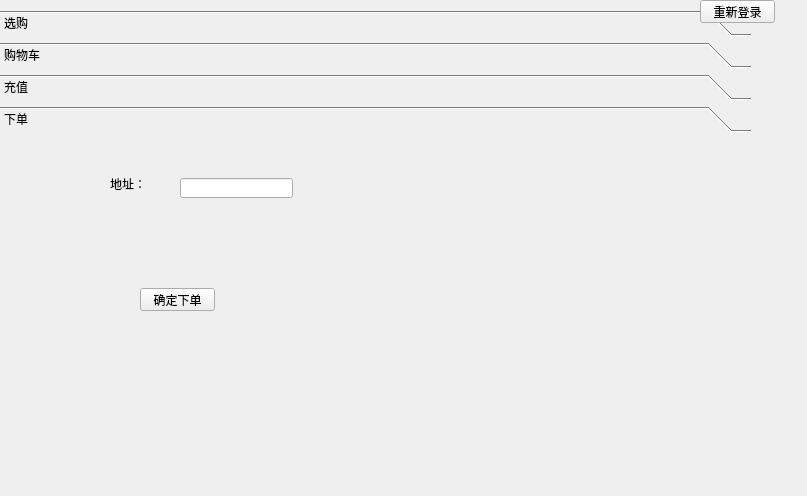
Old version of the form myclient.ui in the repository XMeleny/DB.
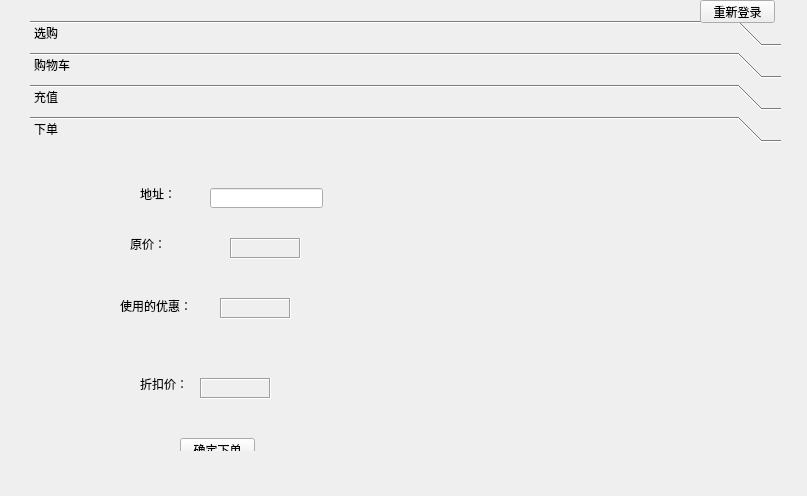
New version of the form. The open tabs and pages were chosen to show the change.

Commit message: implement discount

```diff
--- a/myclient.ui
+++ b/myclient.ui
@@ -16,8 +16,8 @@
   <widget class="QToolBox" name="toolBox">
    <property name="geometry">
     <rect>
-     <x>0</x>
-     <y>10</y>
+     <x>30</x>
+     <y>20</y>
      <width>751</width>
      <height>431</height>
     </rect>
@@ -527,6 +527,14 @@
     </widget>
    </widget>
    <widget class="QWidget" name="page_2">
+    <property name="geometry">
+     <rect>
+      <x>0</x>
+      <y>0</y>
+      <width>751</width>
+      <height>327</height>
+     </rect>
+    </property>
     <attribute name="label">
      <string>下单</string>
     </attribute>
@@ -556,8 +564,8 @@
     <widget class="QPushButton" name="pushButton_2">
      <property name="geometry">
       <rect>
-       <x>140</x>
-       <y>150</y>
+       <x>150</x>
+       <y>290</y>
        <width>75</width>
        <height>23</height>
       </rect>
@@ -566,6 +574,102 @@
       <string>确定下单</string>
      </property>
     </widget>
+    <widget class="QLabel" name="label_19">
+     <property name="geometry">
+      <rect>
+       <x>100</x>
+       <y>90</y>
+       <width>54</width>
+       <height>12</height>
+      </rect>
+     </property>
+     <property name="text">
+      <string>原价：</string>
+     </property>
+    </widget>
+    <widget class="QLabel" name="original_cost">
+     <property name="geometry">
+      <rect>
+       <x>200</x>
+       <y>90</y>
+       <width>71</width>
+       <height>21</height>
+      </rect>
+     </property>
+     <property name="frameShape">
+      <enum>QFrame::Box</enum>
+     </property>
+     <property name="frameShadow">
+      <enum>QFrame::Sunken</enum>
+     </property>
+     <property name="text">
+      <string/>
+     </property>
+    </widget>
+    <widget class="QLabel" name="label_21">
+     <property name="geometry">
+      <rect>
+       <x>90</x>
+       <y>150</y>
+       <width>71</width>
+       <height>16</height>
+      </rect>
+     </property>
+     <property name="text">
+      <string>使用的优惠：</string>
+     </property>
+    </widget>
+    <widget class="QLabel" name="discount_kind">
+     <property name="geometry">
+      <rect>
+       <x>190</x>
+       <y>150</y>
+       <width>71</width>
+       <height>21</height>
+      </rect>
+     </property>
+     <property name="frameShape">
+      <enum>QFrame::Box</enum>
+     </property>
+     <property name="frameShadow">
+      <enum>QFrame::Sunken</enum>
+     </property>
+     <property name="text">
+      <string/>
+     </property>
+    </widget>
+    <widget class="QLabel" name="label_23">
+     <property name="geometry">
+      <rect>
+       <x>110</x>
+       <y>230</y>
+       <width>54</width>
+       <height>12</height>
+      </rect>
+     </property>
+     <property name="text">
+      <string>折扣价：</string>
+     </property>
+    </widget>
+    <widget class="QLabel" name="discounted_cost">
+     <property name="geometry">
+      <rect>
+       <x>170</x>
+       <y>230</y>
+       <width>71</width>
+       <height>21</height>
+      </rect>
+     </property>
+     <property name="frameShape">
+      <enum>QFrame::Box</enum>
+     </property>
+     <property name="frameShadow">
+      <enum>QFrame::Sunken</enum>
+     </property>
+     <property name="text">
+      <string/>
+     </property>
+    </widget>
    </widget>
   </widget>
   <widget class="QPushButton" name="loginAgain">
```
The commit also changes 3 other files.
